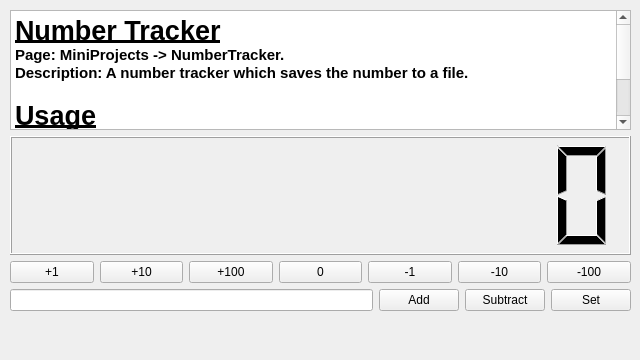
This is MiniProjects/NumberTracker/mpnumbertracker.ui in AaronMisc/QT6ProjectCollection as Qt 5 draws it before an edit. The edited form follows.
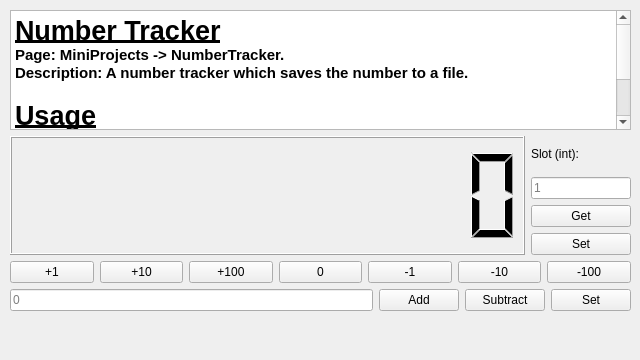
This is the edited form. Icons and pictures are not drawn.

Commit message: feat(number tracker): implement saving to a file

```diff
--- a/MiniProjects/NumberTracker/mpnumbertracker.ui
+++ b/MiniProjects/NumberTracker/mpnumbertracker.ui
@@ -51,10 +51,12 @@
      </widget>
     </item>
     <item>
+     <layout class="QHBoxLayout" name="horizontalLayout_2">
+      <item>
      <widget class="QLCDNumber" name="numberLCD">
       <property name="minimumSize">
        <size>
-        <width>0</width>
+          <width>500</width>
         <height>100</height>
        </size>
       </property>
@@ -82,6 +84,58 @@
      </widget>
     </item>
     <item>
+       <layout class="QVBoxLayout" name="slotSelectVLayout">
+        <item>
+         <widget class="QLabel" name="slotLabel">
+          <property name="text">
+           <string>Slot (int):</string>
+          </property>
+         </widget>
+        </item>
+        <item>
+         <widget class="QLineEdit" name="slotNumber">
+          <property name="maximumSize">
+           <size>
+            <width>100</width>
+            <height>16777215</height>
+           </size>
+          </property>
+          <property name="cursor">
+           <cursorShape>IBeamCursor</cursorShape>
+          </property>
+          <property name="maxLength">
+           <number>2</number>
+          </property>
+          <property name="placeholderText">
+           <string>1</string>
+          </property>
+         </widget>
+        </item>
+        <item>
+         <widget class="QPushButton" name="buttonSlotGet">
+          <property name="text">
+           <string>Get</string>
+          </property>
+          <property name="icon">
+           <iconset theme="QIcon::ThemeIcon::EditFind"/>
+          </property>
+         </widget>
+        </item>
+        <item>
+         <widget class="QPushButton" name="buttonSlotSet">
+          <property name="text">
+           <string>Set</string>
+          </property>
+          <property name="icon">
+           <iconset theme="QIcon::ThemeIcon::DocumentSave"/>
+          </property>
+         </widget>
+        </item>
+       </layout>
+      </item>
+     </layout>
+    </item>
+    <item>
      <layout class="QHBoxLayout" name="numberModifyingHLayout">
       <item>
        <widget class="QPushButton" name="buttonAdd1">
@@ -144,6 +198,9 @@
         <property name="maxLength">
          <number>8</number>
         </property>
+        <property name="placeholderText">
+         <string>0</string>
+        </property>
        </widget>
       </item>
       <item>
```
Lines whose indentation alone changed are shown as unchanged. The commit also changes 2 other files.
